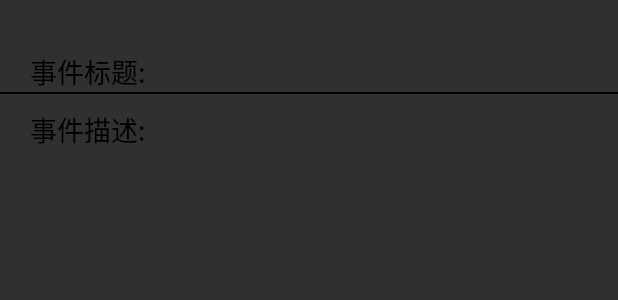
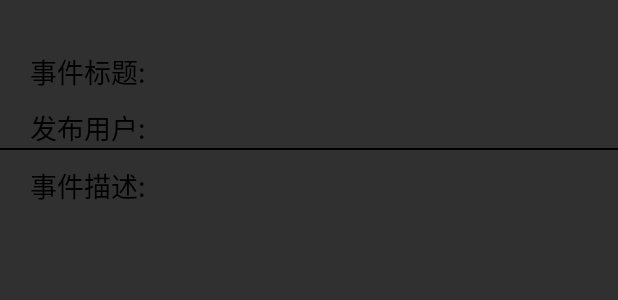
Before and after one commit to jind5182/PKU-Map, an Android app: the layout event_content.xml on its own in the app's theme, with its tools: preview values and no code run, on a phone screen of 412 x 824 dp. Shown: the top 300 px of the screen. Run offline under Robolectric (Android 15) with nearby library versions, the phone set to English and light mode, and no system bars.

Commit message:
some updates

```diff
--- a/app/src/main/res/layout/event_content.xml
+++ b/app/src/main/res/layout/event_content.xml
@@ -8,8 +8,6 @@
         android:layout_width="match_parent"
         android:layout_height="wrap_content"
         android:layout_marginTop="34dp"
-        android:id="@+id/titleLinear"
-        android:layout_below="@+id/view"
         android:layout_alignParentLeft="true"
         android:layout_alignParentStart="true">
         <TextView
@@ -27,17 +25,36 @@
             android:textColor="#000000"
             android:textSize="18dp"/>
     </LinearLayout>
+    <LinearLayout
+        android:layout_width="match_parent"
+        android:layout_height="wrap_content"
+        android:layout_marginTop="10dp"
+        android:layout_alignParentLeft="true"
+        android:layout_alignParentStart="true">
+        <TextView
+            android:layout_width="wrap_content"
+            android:layout_height="wrap_content"
+            android:layout_marginLeft="20dp"
+            android:textColor="#000000"
+            android:textSize="18dp"
+            android:text="发布用户: "/>
+        <TextView
+            android:id="@+id/event_user"
+            android:layout_width="wrap_content"
+            android:layout_height="match_parent"
+            android:layout_marginRight="20dp"
+            android:textColor="#000000"
+            android:textSize="18dp"/>
+    </LinearLayout>
 
     <View
         android:layout_width="match_parent"
         android:layout_height="1dp"
-        android:background="#000000"
-        android:layout_below="@id/titleLinear"/>
+        android:background="#000000" />
 
     <LinearLayout
         android:layout_width="match_parent"
         android:layout_height="wrap_content"
-        android:layout_below="@+id/titleLinear"
         android:layout_alignParentLeft="true"
         android:layout_alignParentStart="true"
         android:layout_marginTop="10dp">
```
